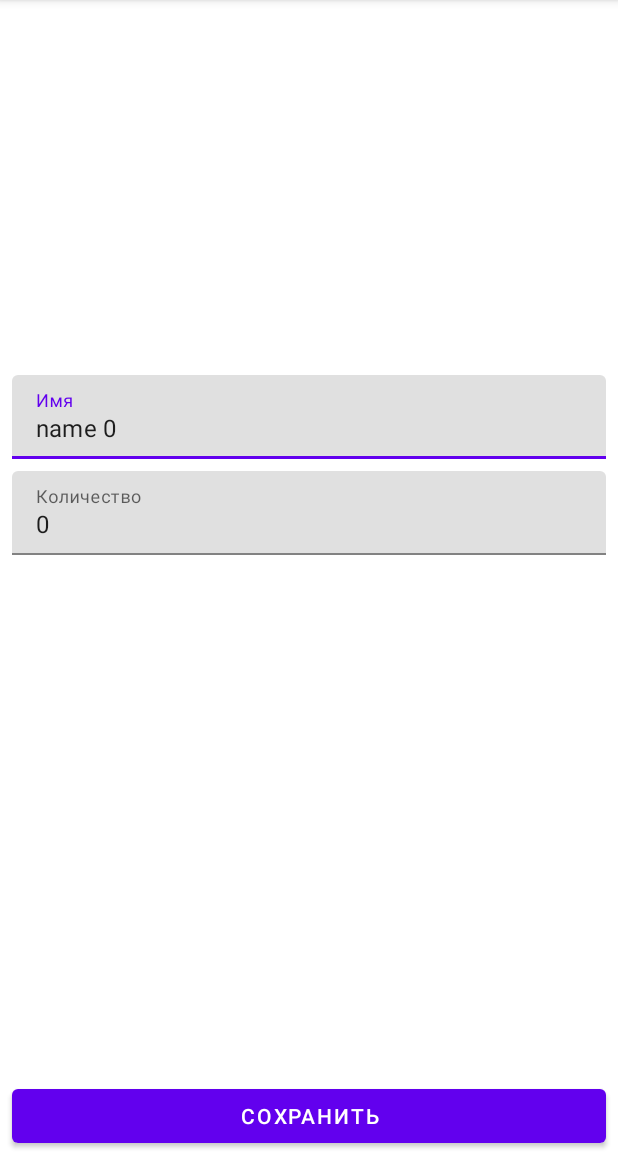
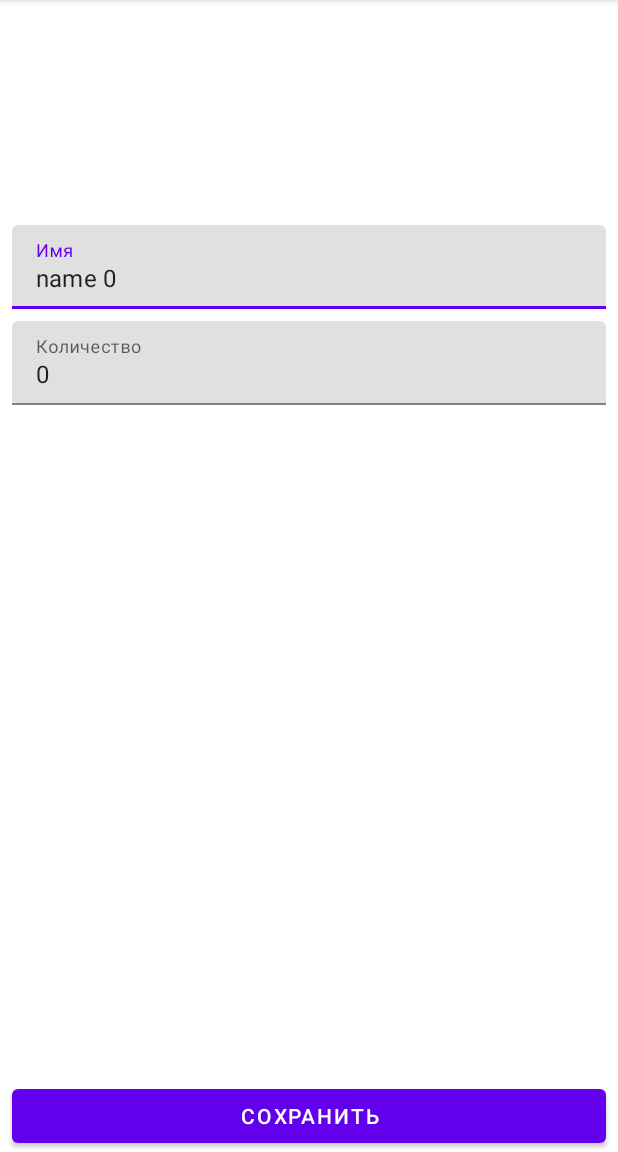
Before and after one commit to ilinion1/ShoppingList, an Android app: the screen it shows after launch (ShopItemActivity), after a tap on an icon or button, on a phone screen of 412 x 824 dp, the part 84-1236 px from its top. Run offline under Robolectric (Android 15) with nearby library versions, the phone set to English and light mode, and no system bars.

Commit message:
Fragment

```diff
--- a/app/src/main/java/com/example/shoppinglist/presentation/MainActivity.kt
+++ b/app/src/main/java/com/example/shoppinglist/presentation/MainActivity.kt
@@ -1,7 +1,10 @@
 package com.example.shoppinglist.presentation
 
 import android.os.Bundle
+import android.widget.Toast
 import androidx.appcompat.app.AppCompatActivity
+import androidx.fragment.app.Fragment
+import androidx.fragment.app.FragmentContainerView
 import androidx.lifecycle.ViewModelProvider
 import androidx.recyclerview.widget.ItemTouchHelper
 import androidx.recyclerview.widget.RecyclerView
@@ -9,25 +12,46 @@ import com.example.shoppinglist.R
 import com.google.android.material.floatingactionbutton.FloatingActionButton
 
 
-class MainActivity : AppCompatActivity() {
+class MainActivity : AppCompatActivity(), ShopItemFragment.OnEditingFinishedListener {
     private lateinit var viewModel: MainViewModel
     private lateinit var shopListAdapter: ShopListAdapter
+    private var shopItemContainer: FragmentContainerView? = null
+
 
 
     override fun onCreate(savedInstanceState: Bundle?) {
         super.onCreate(savedInstanceState)
         setContentView(R.layout.activity_main)
-
+        shopItemContainer = findViewById(R.id.shop_item_container)
         setUpRecyclerView()
         viewModel = ViewModelProvider(this)[MainViewModel::class.java]
         viewModel.shopLIst.observe(this) {
             shopListAdapter.submitList(it)
         }
-        val buttonShopItem = findViewById<FloatingActionButton>(R.id.button_add_shop_item)
-        buttonShopItem.setOnClickListener {
-            val intent = ShopItemActivity.newIntentAddItem(this)
-            startActivity(intent)
+        val buttonAddItem = findViewById<FloatingActionButton>(R.id.button_add_shop_item)
+        buttonAddItem.setOnClickListener {
+            if(isOnePaneMode()){
+                val intent = ShopItemActivity.newIntentAddItem(this)
+                startActivity(intent)
+            }else{
+                launchFragment(ShopItemFragment.newInstanceAddItem())
+            }
+
         }
+    }
+
+    override fun onEditingFinished(){
+        supportFragmentManager.popBackStack()
+    }
+
+    private fun isOnePaneMode() = shopItemContainer == null
+
+    private fun launchFragment(fragment: Fragment){
+        supportFragmentManager.popBackStack()
+        supportFragmentManager.beginTransaction()
+            .replace(R.id.shop_item_container, fragment)
+            .addToBackStack(null)
+            .commit()
     }
 
     private fun setUpRecyclerView() {
@@ -74,8 +98,12 @@ class MainActivity : AppCompatActivity() {
 
     private fun setUpClickListener() {
         shopListAdapter.onShopItemClickListener = {
-            val intent = ShopItemActivity.newIntentEditItem(this, it.id)
-            startActivity(intent)
+            if(isOnePaneMode()){
+                val intent = ShopItemActivity.newIntentEditItem(this, it.id)
+                startActivity(intent)
+            }else{
+                launchFragment(ShopItemFragment.newInstanceEditItem(it.id))
+            }
         }
     }
 
--- a/app/src/main/java/com/example/shoppinglist/presentation/ShopItemActivity.kt
+++ b/app/src/main/java/com/example/shoppinglist/presentation/ShopItemActivity.kt
@@ -3,25 +3,11 @@ package com.example.shoppinglist.presentation
 import android.content.Context
 import android.content.Intent
 import android.os.Bundle
-import android.text.Editable
-import android.text.TextWatcher
-import android.widget.Button
-import android.widget.EditText
 import androidx.appcompat.app.AppCompatActivity
-import androidx.lifecycle.ViewModelProvider
 import com.example.shoppinglist.R
 import com.example.shoppinglist.domain.ShopItem
-import com.google.android.material.textfield.TextInputLayout
 
-class ShopItemActivity : AppCompatActivity() {
-
-    private lateinit var viewModel: ShopItemViewModel
-
-    private lateinit var tilName: TextInputLayout
-    private lateinit var tilCount: TextInputLayout
-    private lateinit var edName: EditText
-    private lateinit var edCount: EditText
-    private lateinit var saveButton: Button
+class ShopItemActivity : AppCompatActivity(), ShopItemFragment.OnEditingFinishedListener {
 
     private var screenMode = MODE_UNKNOWN
     private var shopItemId = ShopItem.UNDEFINED_ID
@@ -30,89 +16,23 @@ class ShopItemActivity : AppCompatActivity() {
         super.onCreate(savedInstanceState)
         setContentView(R.layout.activity_shop_item)
         parseIntent()
-        viewModel = ViewModelProvider(this)[ShopItemViewModel::class.java]
-        initViews()
-        addChangeTextListener()
-        launchRightMode()
-        observeViewModel()
-    }
-
-
-    private fun observeViewModel() {
-        viewModel.errorInputCount.observe(this) {
-            val message = if (it) {
-                getString(R.string.error_input_count)
-            } else {
-                null
-            }
-            tilCount.error = message
-        }
-
-        viewModel.errorInputName.observe(this) {
-            val message = if (it) {
-                getString(R.string.error_input_name)
-            } else {
-                null
-            }
-            tilName.error = message
-        }
-        viewModel.shouldCloseScreen.observe(this) {
-            finish()
+        if (savedInstanceState == null) {
+            launchRightMode()
         }
     }
 
-    private fun launchRightMode() {
-        when (screenMode) {
-            MODE_EDIT -> launchEditMode()
-            MODE_ADD -> launchAddMode()
-        }
+    override fun onEditingFinished() {
+        finish()
     }
 
-    private fun addChangeTextListener() {
-        edName.addTextChangedListener(object : TextWatcher {
-            override fun beforeTextChanged(p0: CharSequence?, p1: Int, p2: Int, p3: Int) {}
-
-            override fun onTextChanged(p0: CharSequence?, p1: Int, p2: Int, p3: Int) {
-                viewModel.resetErrorInputName()
-            }
-
-            override fun afterTextChanged(p0: Editable?) {}
-        })
-
-        edCount.addTextChangedListener(object : TextWatcher {
-            override fun beforeTextChanged(p0: CharSequence?, p1: Int, p2: Int, p3: Int) {}
-
-            override fun onTextChanged(p0: CharSequence?, p1: Int, p2: Int, p3: Int) {
-                viewModel.resetErrorInputCount()
-            }
-
-            override fun afterTextChanged(p0: Editable?) {}
-        })
-    }
-
-    private fun initViews() {
-        tilName = findViewById(R.id.til_name)
-        tilCount = findViewById(R.id.til_count)
-        edName = findViewById(R.id.ed_name)
-        edCount = findViewById(R.id.ed_count)
-        saveButton = findViewById(R.id.saveButton)
-    }
-
-    private fun launchEditMode() {
-        viewModel.getShopItem(shopItemId)
-        viewModel.shopItem.observe(this) {
-            edName.setText(it.name)
-            edCount.setText(it.count.toString())
+    private fun launchRightMode() {
+        val fragment = when (screenMode) {
+            MODE_EDIT -> ShopItemFragment.newInstanceEditItem(shopItemId)
+            MODE_ADD -> ShopItemFragment.newInstanceAddItem()
+            else -> throw RuntimeException("не известный тип mode $screenMode")
         }
-        saveButton.setOnClickListener {
-            viewModel.editShopItem(edName.text?.toString(), edCount.text?.toString())
-        }
-    }
-
-    private fun launchAddMode() {
-        saveButton.setOnClickListener {
-            viewModel.addShopItem(edName.text?.toString(), edCount.text?.toString())
-        }
+        supportFragmentManager.beginTransaction()
+            .replace(R.id.shop_item_container, fragment).commit()
     }
 
     private fun parseIntent() {
@@ -121,7 +41,7 @@ class ShopItemActivity : AppCompatActivity() {
         }
         val mode = intent.getStringExtra(EXTRA_SCREEN_MODE)
         if (mode != MODE_EDIT && mode != MODE_ADD) {
-            throw RuntimeException("не известный тип extra_mode $mode")
+            throw RuntimeException("не известный тип mode $mode")
         }
         screenMode = mode
         if (screenMode == MODE_EDIT) {
@@ -152,4 +72,6 @@ class ShopItemActivity : AppCompatActivity() {
             return intent
         }
     }
+
+
 }
--- /dev/null
+++ b/app/src/main/java/com/example/shoppinglist/presentation/ShopItemFragment.kt
@@ -0,0 +1,190 @@
+package com.example.shoppinglist.presentation
+
+import android.content.Context
+import android.content.Intent
+import android.os.Bundle
+import android.text.Editable
+import android.text.TextWatcher
+import android.view.LayoutInflater
+import android.view.View
+import android.view.ViewGroup
+import android.widget.Button
+import android.widget.EditText
+import androidx.fragment.app.Fragment
+import androidx.lifecycle.ViewModelProvider
+import com.example.shoppinglist.R
+import com.example.shoppinglist.domain.ShopItem
+import com.google.android.material.textfield.TextInputLayout
+
+class ShopItemFragment : Fragment() {
+
+    private lateinit var viewModel: ShopItemViewModel
+    private lateinit var onEditingFinishedListener: OnEditingFinishedListener
+
+    private lateinit var tilName: TextInputLayout
+    private lateinit var tilCount: TextInputLayout
+    private lateinit var edName: EditText
+    private lateinit var edCount: EditText
+    private lateinit var saveButton: Button
+
+    private var screenMode: String = MODE_UNKNOWN
+    private var shopItemId: Int = ShopItem.UNDEFINED_ID
+
+    override fun onAttach(context: Context) {
+        super.onAttach(context)
+        if(context is OnEditingFinishedListener){
+            onEditingFinishedListener = context
+        }else {
+            throw RuntimeException("Активити должно реализовать интерфейс")
+        }
+    }
+
+    override fun onCreate(savedInstanceState: Bundle?) {
+        super.onCreate(savedInstanceState)
+        parseParams()
+    }
+
+    override fun onCreateView(
+        inflater: LayoutInflater,
+        container: ViewGroup?,
+        savedInstanceState: Bundle?
+    ): View? {
+        return inflater.inflate(R.layout.fragment_shop_item, container, false)
+
+    }
+
+    override fun onViewCreated(view: View, savedInstanceState: Bundle?) {
+        super.onViewCreated(view, savedInstanceState)
+        viewModel = ViewModelProvider(this)[ShopItemViewModel::class.java]
+        initViews(view)
+        addChangeTextListener()
+        launchRightMode()
+        observeViewModel()
+    }
+
+
+    private fun observeViewModel() {
+        viewModel.errorInputCount.observe(viewLifecycleOwner) {
+            val message = if (it) {
+                getString(R.string.error_input_count)
+            } else {
+                null
+            }
+            tilCount.error = message
+        }
+
+        viewModel.errorInputName.observe(viewLifecycleOwner) {
+            val message = if (it) {
+                getString(R.string.error_input_name)
+            } else {
+                null
+            }
+            tilName.error = message
+        }
+        viewModel.shouldCloseScreen.observe(viewLifecycleOwner) {
+            onEditingFinishedListener.onEditingFinished()
+        }
+    }
+
+    private fun launchRightMode() {
+        when (screenMode) {
+            MODE_EDIT -> launchEditMode()
+            MODE_ADD -> launchAddMode()
+        }
+    }
+
+    private fun initViews(view: View) {
+        tilName = view.findViewById(R.id.til_name)
+        tilCount = view.findViewById(R.id.til_count)
+        edName = view.findViewById(R.id.ed_name)
+        edCount = view.findViewById(R.id.ed_count)
+        saveButton = view.findViewById(R.id.saveButton)
+    }
+
+    private fun addChangeTextListener() {
+        edName.addTextChangedListener(object : TextWatcher {
+            override fun beforeTextChanged(p0: CharSequence?, p1: Int, p2: Int, p3: Int) {}
+
+            override fun onTextChanged(p0: CharSequence?, p1: Int, p2: Int, p3: Int) {
+                viewModel.resetErrorInputName()
+            }
+
+            override fun afterTextChanged(p0: Editable?) {}
+        })
+
+        edCount.addTextChangedListener(object : TextWatcher {
+            override fun beforeTextChanged(p0: CharSequence?, p1: Int, p2: Int, p3: Int) {}
+
+            override fun onTextChanged(p0: CharSequence?, p1: Int, p2: Int, p3: Int) {
+                viewModel.resetErrorInputCount()
+            }
+
+            override fun afterTextChanged(p0: Editable?) {}
+        })
+    }
+
+
+    private fun launchEditMode() {
+        viewModel.getShopItem(shopItemId)
+        viewModel.shopItem.observe(viewLifecycleOwner) {
+            edName.setText(it.name)
+            edCount.setText(it.count.toString())
+        }
+        saveButton.setOnClickListener {
+            viewModel.editShopItem(edName.text?.toString(), edCount.text?.toString())
+        }
+    }
+
+    private fun launchAddMode() {
+        saveButton.setOnClickListener {
+            viewModel.addShopItem(edName.text?.toString(), edCount.text?.toString())
+        }
+    }
+
+    private fun parseParams() {
+        val args = requireArguments()
+        if (!args.containsKey(SCREEN_MODE)) {
+            throw RuntimeException("не указан extra_mode")
+        }
+        val mode = args.getString(SCREEN_MODE)
+        if (mode != MODE_EDIT && mode != MODE_ADD) {
+            throw RuntimeException("не известный тип mode $mode")
+        }
+        screenMode = mode
+        if (screenMode == MODE_EDIT) {
+            if (!args.containsKey(SHOP_ITEM_ID)) {
+                throw RuntimeException("Не содержит id")
+            }
+            shopItemId = args.getInt(SHOP_ITEM_ID, ShopItem.UNDEFINED_ID)
+        }
+    }
+
+    interface OnEditingFinishedListener{
+        fun onEditingFinished()
+    }
+
+    companion object {
+        private const val SCREEN_MODE = "extra_mode"
+        private const val SHOP_ITEM_ID = "extra_shop_item_id"
+        const val MODE_EDIT = "mode_edit"
+        private const val MODE_ADD = "mode_add"
+        private const val MODE_UNKNOWN = ""
+
+        fun newInstanceAddItem(): ShopItemFragment{
+            return ShopItemFragment().apply {
+                arguments = Bundle().apply {
+                    putString(SCREEN_MODE, MODE_ADD)
+                }
+            }
+        }
+
+        fun newInstanceEditItem(shopItemId: Int): ShopItemFragment{
+            return ShopItemFragment().apply {
+                arguments = Bundle().apply {
+                    putString(SCREEN_MODE, MODE_EDIT)
+                    putInt(SHOP_ITEM_ID, shopItemId)
+                }
+            }
+        }
+    }
+}
--- a/app/src/main/res/layout/activity_shop_item.xml
+++ b/app/src/main/res/layout/activity_shop_item.xml
@@ -1,67 +1,9 @@
 <?xml version="1.0" encoding="utf-8"?>
-<androidx.constraintlayout.widget.ConstraintLayout xmlns:android="http://schemas.android.com/apk/res/android"
+<androidx.fragment.app.FragmentContainerView xmlns:android="http://schemas.android.com/apk/res/android"
     xmlns:app="http://schemas.android.com/apk/res-auto"
     xmlns:tools="http://schemas.android.com/tools"
+    android:id="@+id/shop_item_container"
     android:layout_width="match_parent"
     android:layout_height="match_parent"
-    tools:context=".presentation.ShopItemActivity">
-
-    <com.google.android.material.textfield.TextInputLayout
-        android:id="@+id/til_name"
-        android:layout_width="0dp"
-        android:layout_height="wrap_content"
-        android:layout_marginStart="8dp"
-        android:layout_marginTop="250dp"
-        android:layout_marginEnd="8dp"
-        android:layout_marginBottom="4dp"
-        app:layout_constraintBottom_toTopOf="@id/til_count"
-        app:layout_constraintEnd_toEndOf="parent"
-        app:layout_constraintStart_toStartOf="parent"
-        app:layout_constraintTop_toTopOf="parent"
-        app:layout_constraintVertical_bias="0.0"
-        app:layout_constraintVertical_chainStyle="packed">
-
-        <com.google.android.material.textfield.TextInputEditText
-            android:id="@+id/ed_name"
-            android:layout_width="match_parent"
-            android:layout_height="wrap_content"
-            android:hint="@string/name"
-            android:inputType="textCapWords" />
-
-    </com.google.android.material.textfield.TextInputLayout>
-
-    <com.google.android.material.textfield.TextInputLayout
-        android:id="@+id/til_count"
-        android:layout_width="0dp"
-        android:layout_height="wrap_content"
-        android:layout_marginTop="4dp"
-        android:layout_marginStart="8dp"
-        android:layout_marginEnd="8dp"
-        app:layout_constraintBottom_toTopOf="@id/saveButton"
-        app:layout_constraintEnd_toEndOf="parent"
-        app:layout_constraintStart_toStartOf="parent"
-        app:layout_constraintTop_toBottomOf="@id/til_name">
-
-    <com.google.android.material.textfield.TextInputEditText
-        android:id="@+id/ed_count"
-        android:layout_width="match_parent"
-        android:layout_height="wrap_content"
-        android:hint="@string/count"
-        android:inputType="number"/>
-
-    </com.google.android.material.textfield.TextInputLayout>
-
-
-    <Button
-        android:id="@+id/saveButton"
-        android:layout_width="0dp"
-        android:layout_height="wrap_content"
-        android:layout_marginStart="8dp"
-        android:layout_marginEnd="8dp"
-        android:layout_weight="1"
-        android:text="@string/save"
-        app:layout_constraintBottom_toBottomOf="parent"
-        app:layout_constraintEnd_toEndOf="parent"
-        app:layout_constraintStart_toStartOf="parent" />
-
-</androidx.constraintlayout.widget.ConstraintLayout>
+    tools:context=".presentation.ShopItemActivity"
+    tools:layout="@layout/fragment_shop_item" />
--- /dev/null
+++ b/app/src/main/res/layout/fragment_shop_item.xml
@@ -0,0 +1,67 @@
+<?xml version="1.0" encoding="utf-8"?>
+<androidx.constraintlayout.widget.ConstraintLayout xmlns:android="http://schemas.android.com/apk/res/android"
+    xmlns:app="http://schemas.android.com/apk/res-auto"
+    xmlns:tools="http://schemas.android.com/tools"
+    android:layout_width="match_parent"
+    android:layout_height="match_parent"
+    tools:context=".presentation.ShopItemFragment">
+
+    <com.google.android.material.textfield.TextInputLayout
+        android:id="@+id/til_name"
+        android:layout_width="0dp"
+        android:layout_height="wrap_content"
+        android:layout_marginStart="8dp"
+        android:layout_marginTop="150dp"
+        android:layout_marginEnd="8dp"
+        android:layout_marginBottom="4dp"
+        app:layout_constraintBottom_toTopOf="@id/til_count"
+        app:layout_constraintEnd_toEndOf="parent"
+        app:layout_constraintStart_toStartOf="parent"
+        app:layout_constraintTop_toTopOf="parent"
+        app:layout_constraintVertical_bias="0.0"
+        app:layout_constraintVertical_chainStyle="packed">
+
+        <com.google.android.material.textfield.TextInputEditText
+            android:id="@+id/ed_name"
+            android:layout_width="match_parent"
+            android:layout_height="wrap_content"
+            android:hint="@string/name"
+            android:inputType="textCapWords" />
+
+    </com.google.android.material.textfield.TextInputLayout>
+
+    <com.google.android.material.textfield.TextInputLayout
+        android:id="@+id/til_count"
+        android:layout_width="0dp"
+        android:layout_height="wrap_content"
+        android:layout_marginTop="4dp"
+        android:layout_marginStart="8dp"
+        android:layout_marginEnd="8dp"
+        app:layout_constraintBottom_toTopOf="@id/saveButton"
+        app:layout_constraintEnd_toEndOf="parent"
+        app:layout_constraintStart_toStartOf="parent"
+        app:layout_constraintTop_toBottomOf="@id/til_name">
+
+        <com.google.android.material.textfield.TextInputEditText
+            android:id="@+id/ed_count"
+            android:layout_width="match_parent"
+            android:layout_height="wrap_content"
+            android:hint="@string/count"
+            android:inputType="number"/>
+
+    </com.google.android.material.textfield.TextInputLayout>
+
+
+    <Button
+        android:id="@+id/saveButton"
+        android:layout_width="0dp"
+        android:layout_height="wrap_content"
+        android:layout_marginStart="8dp"
+        android:layout_marginEnd="8dp"
+        android:layout_weight="1"
+        android:text="@string/save"
+        app:layout_constraintBottom_toBottomOf="parent"
+        app:layout_constraintEnd_toEndOf="parent"
+        app:layout_constraintStart_toStartOf="parent" />
+
+</androidx.constraintlayout.widget.ConstraintLayout>
```
Also changed, not shown: app/src/main/res/layout-land/activity_main.xml (added, +48 -0 lines).
